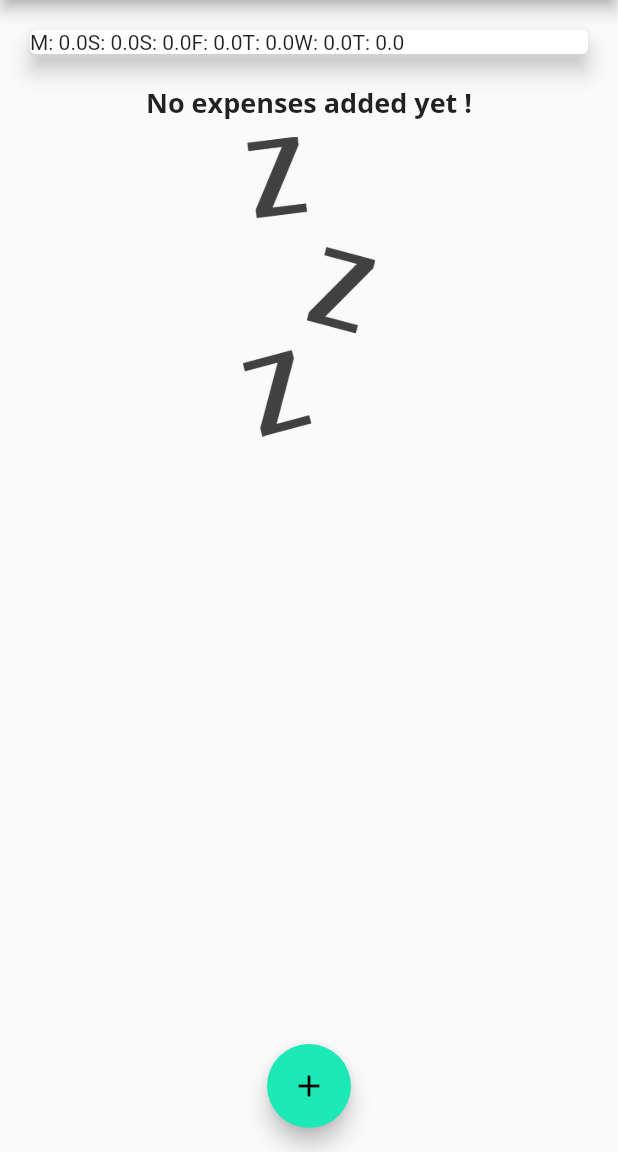
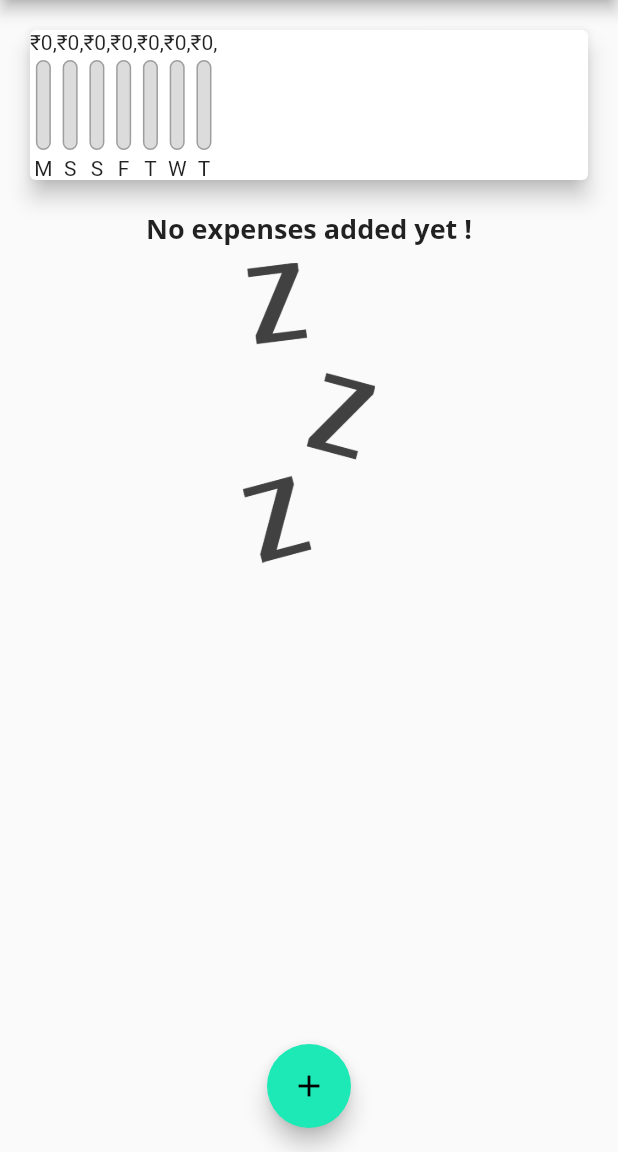
Before and after one commit to PrajilPradeep/Expensify, a Flutter app: the screen it shows after launch, on a phone screen of 412 x 824 dp, the part 84-1236 px from its top. Run offline on Flutter 3.47's test engine with Material 2 defaults, Android fonts, the phone set to English and light mode, and no system bars.

Commit message:
Populating the Chart with Values

```diff
--- a/lib/widgets/chart.dart
+++ b/lib/widgets/chart.dart
@@ -1,8 +1,9 @@
 // ignore_for_file: prefer_const_constructors, use_key_in_widget_constructors, prefer_const_constructors_in_immutables
 
 import 'package:flutter/material.dart';
+import 'package:intl/intl.dart';
 import '../models/transaction.dart';
-import 'package:intl/intl.dart';
+import '../widgets/chart_bar.dart';
 
 class Chart extends StatelessWidget {
   final List<Transaction> recentTransaction;
@@ -21,8 +22,6 @@ class Chart extends StatelessWidget {
         }
       }
 
-      print(DateFormat.E().format(weekDay));
-      print(totalSum);
       return {
         'day': DateFormat.E()
             .format(weekDay)
@@ -32,15 +31,21 @@ class Chart extends StatelessWidget {
     });
   }
 
+  double get totalSpending {
+    return groupedTransactionValue.fold(0.0, (sum, item) {
+      return sum + (item['amount'] as double);
+    });
+  }
+
   @override
   Widget build(BuildContext context) {
-    print(groupedTransactionValue);
     return Card(
       elevation: 6,
       margin: EdgeInsets.all(20),
       child: Row(
         children: groupedTransactionValue.map((data) {
-          return Text('${data['day']}: ${data['amount']}');
+          return ChartBar((data['day'] as String), (data['amount'] as double),
+              totalSpending==0.0?0.0:(data['amount'] as double) / totalSpending);
         }).toList(),
       ),
     );
```
